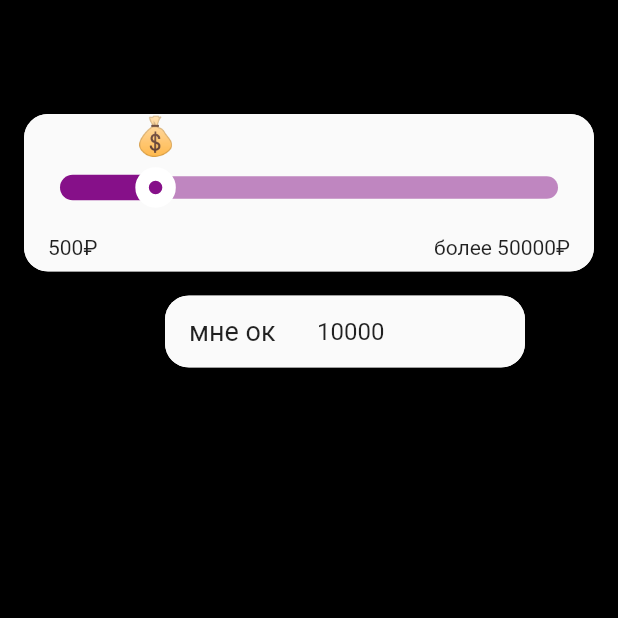
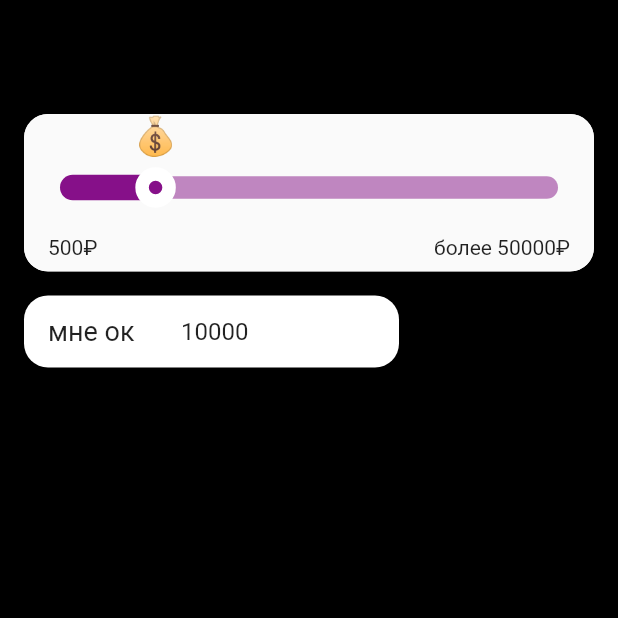
Before and after one commit to temlerg/Slider, a Flutter app: the screen it shows after launch, on a phone screen of 412 x 824 dp, the top half of it. Run offline on Flutter 3.47's test engine with Material 2 defaults, Android fonts, the phone set to English and light mode, and no system bars.

Commit message:
input widget

```diff
--- a/lib/card_tile.dart
+++ b/lib/card_tile.dart
@@ -153,7 +153,7 @@ class CardTile extends StatelessWidget {
     );
 
     return Align(
-      alignment: Alignment.topCenter,
+      alignment: Alignment.centerLeft,
       child: SizedBox(
         width: maxWidth ?? kDefaultMaxWidth,
         child: Padding(
--- a/lib/slider_widget.dart
+++ b/lib/slider_widget.dart
@@ -1,5 +1,3 @@
-import 'dart:html';
-
 import 'package:Slider/thumb.dart';
 import 'package:flutter/material.dart';
 
@@ -14,22 +12,31 @@ class SliderWidget extends StatefulWidget {
   final textController = TextEditingController();
   final double min;
   final double max;
+
   // start volume
   double? volume;
+
   // color to point
   final Color? activeColor;
+
   //color after point
   final Color? inactiveColor;
+
   //height slider
   final double trackHeight;
+
   //do we need to use text above the point
   final bool flag;
+
   //text above point
   final String? text;
+
   //text min volume
   final String minText;
+
   //text max volume
   final String maxText;
+
   //point border color
   final Color? thumbColor;
 
@@ -60,7 +67,7 @@ class _SliderWidget extends State<SliderWidget> {
     }
     if (widget.textController.value.text.isEmpty ||
         (double.parse(widget.textController.value.text) <= widget.max &&
-         double.parse(widget.textController.value.text) >= widget.min) ||
+            double.parse(widget.textController.value.text) >= widget.min) ||
         (widget.volume! < widget.max && widget.volume! > widget.min))
       widget.textController.value = widget.textController.value
           .copyWith(text: widget.volume!.round().toString());
@@ -120,11 +127,13 @@ class _SliderWidget extends State<SliderWidget> {
                           crossAxisAlignment: CrossAxisAlignment.start,
                         ))
                   ]))),
-          Container(
-              width: 350,
-              height: 80,
-              child: CardTile.card(
-                  padding: const EdgeInsets.only(left: 110),
+          Card(
+            margin: EdgeInsets.only(left: 16),
+              shape: RoundedRectangleBorder(
+                  borderRadius: BorderRadius.all(Radius.circular(16))),
+              child: ConstrainedBox(
+                  constraints:
+                      const BoxConstraints(maxWidth: 250, maxHeight: 80),
                   child: Row(children: [
                     Padding(padding: const EdgeInsets.only(left: 16)),
                     Expanded(
```
Also changed, not shown: lib/input_widget.dart (added, +62 -0 lines).
